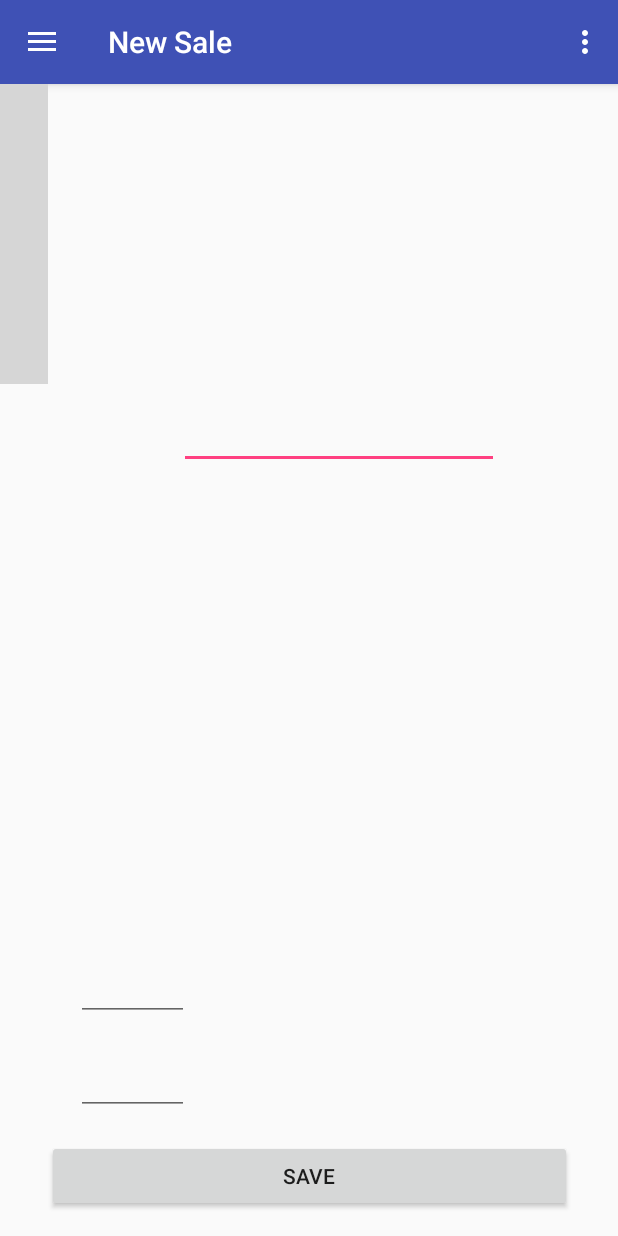
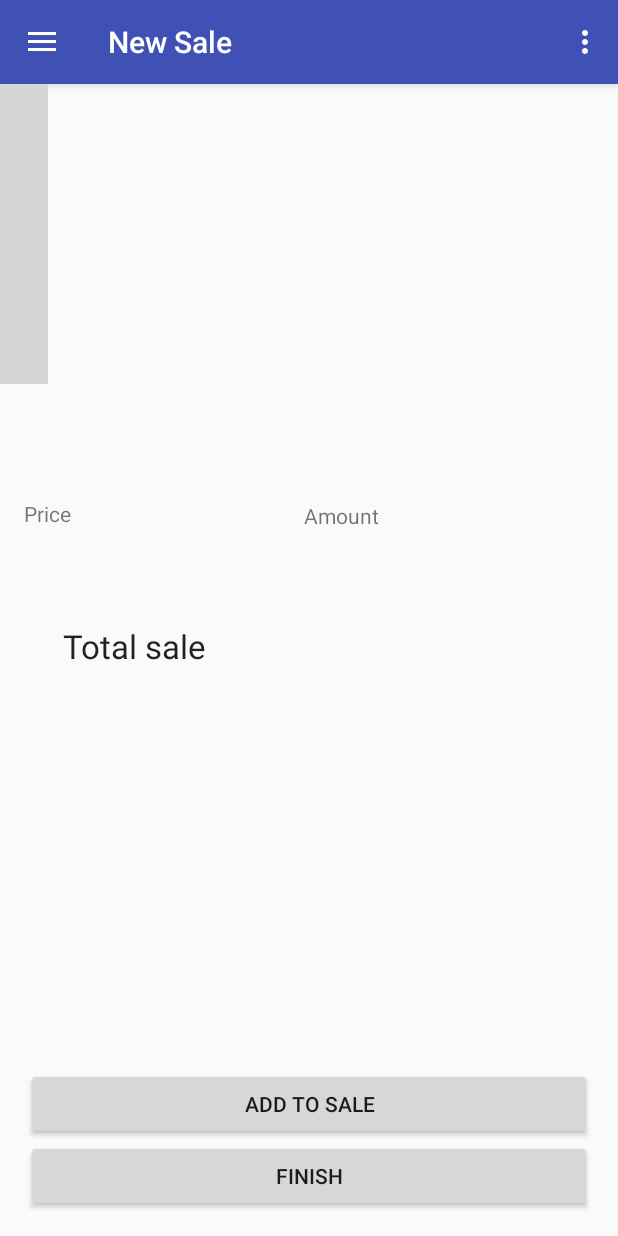
Before and after one commit to arun4fms/mobilerp-android, an Android app: the screen it shows after launch (MainActivity), after a tap on "Sales", on a phone screen of 412 x 824 dp. Run offline under Robolectric (Android 15) with nearby library versions, the phone set to English and light mode, and no system bars; our stand-ins replace Volley; libraries missing offline, so code that uses them is left out: com.journeyapps.barcodescanner; plain views replace DecoratedBarcodeView; 7 statements that could not run were skipped; 1 other tap on this screen came first; grey boxes are pictures that could not be loaded.

Commit message:
Sales fragment done. Still needs testing.

```diff
--- /dev/null
+++ b/app/src/main/java/com/mobilerp/pathwaysstudio/mobilerp/AdminFragment.java
@@ -0,0 +1,29 @@
+package com.mobilerp.pathwaysstudio.mobilerp;
+
+
+import android.os.Bundle;
+import android.support.v4.app.Fragment;
+import android.view.LayoutInflater;
+import android.view.View;
+import android.view.ViewGroup;
+
+
+/**
+ * A simple {@link Fragment} subclass.
+ */
+public class AdminFragment extends Fragment {
+
+
+    public AdminFragment() {
+        // Required empty public constructor
+    }
+
+
+    @Override
+    public View onCreateView(LayoutInflater inflater, ViewGroup container,
+                             Bundle savedInstanceState) {
+        // Inflate the layout for this fragment
+        return inflater.inflate(R.layout.fragment_admin, container, false);
+    }
+
+}
--- a/app/src/main/java/com/mobilerp/pathwaysstudio/mobilerp/SalesFragment.java
+++ b/app/src/main/java/com/mobilerp/pathwaysstudio/mobilerp/SalesFragment.java
@@ -1,13 +1,36 @@
 package com.mobilerp.pathwaysstudio.mobilerp;
 
 
+import android.content.Context;
 import android.os.Bundle;
 import android.support.annotation.Nullable;
 import android.support.v4.app.Fragment;
+import android.support.v7.widget.ButtonBarLayout;
+import android.support.v7.widget.Toolbar;
+import android.view.KeyEvent;
 import android.view.LayoutInflater;
 import android.view.View;
 import android.view.ViewGroup;
+import android.widget.Button;
+import android.widget.EditText;
+import android.widget.TextView;
+import android.widget.Toast;
 
+import com.android.volley.NetworkResponse;
+import com.android.volley.Request;
+import com.android.volley.VolleyError;
+import com.google.zxing.ResultPoint;
+import com.google.zxing.client.android.BeepManager;
+import com.journeyapps.barcodescanner.BarcodeCallback;
+import com.journeyapps.barcodescanner.BarcodeResult;
+import com.journeyapps.barcodescanner.DecoratedBarcodeView;
+import com.journeyapps.barcodescanner.camera.CameraSettings;
+
+import org.json.JSONArray;
+import org.json.JSONException;
+import org.json.JSONObject;
+
+import java.util.List;
 
 
 /**
@@ -15,16 +38,60 @@ import android.view.ViewGroup;
  */
 public class SalesFragment extends Fragment {
 
-
-    public SalesFragment() {
-        // Required empty public constructor
-    }
+    Context context;
+    boolean isNewProduct;
+    DecoratedBarcodeView barcodeView;
+    BeepManager beepManager;
+    String lastBarcode;
+    CameraSettings settings;
+    APIServer apiServer;
+    TextView tvName, tvAmount, tvSale, tvPrice;
+    Button btnAddSale, btnEndSale;
 
     @Override
     public void onViewCreated(View view, @Nullable Bundle savedInstanceState) {
         super.onViewCreated(view, savedInstanceState);
 
         getActivity().setTitle(R.string.new_sale);
+
+        // Camera settings
+        settings = new CameraSettings();
+        settings.setFocusMode(CameraSettings.FocusMode.MACRO);
+
+        //Barcode settings
+        barcodeView = (DecoratedBarcodeView) getView().findViewById(R.id.barcodePreview);
+        barcodeView.getBarcodeView().setCameraSettings(settings);
+        barcodeView.decodeContinuous(callback);
+
+        beepManager = new BeepManager(getActivity());
+
+        //Server init
+        apiServer = new APIServer(context);
+
+        // Init elements to display items
+        tvPrice = (TextView) getView().findViewById(R.id.tvPriceValue);
+        tvAmount = (TextView) getView().findViewById(R.id.tvAmountValue);
+        tvName = (TextView) getView().findViewById(R.id.tvName);
+        tvSale = (TextView) getView().findViewById(R.id.tvTotalSaleValue);
+
+        btnAddSale = (Button) getView().findViewById(R.id.addProduct);
+        btnEndSale= (Button) getView().findViewById(R.id.endSale);
+
+        btnAddSale.setOnClickListener(new View.OnClickListener() {
+            @Override
+            public void onClick(View v) {
+                addProduct();
+            }
+        });
+
+        btnEndSale.setOnClickListener(new View.OnClickListener() {
+            @Override
+            public void onClick(View v) {
+                endSale();
+            }
+        });
+
+        context = getContext();
     }
 
     @Override
@@ -34,4 +101,91 @@ public class SalesFragment extends Fragment {
         return inflater.inflate(R.layout.fragment_sales, container, false);
     }
 
+    private BarcodeCallback callback = new BarcodeCallback() {
+        @Override
+        public void barcodeResult(BarcodeResult result) {
+            if (result.getText() == null || result.getText().equals(lastBarcode)) {
+                return;
+            }
+
+            lastBarcode = result.getText();
+            barcodeView.setStatusText(lastBarcode);
+            beepManager.playBeepSoundAndVibrate();
+            findLastScannedProduct(result.getText());
+
+        }
+
+        @Override
+        public void possibleResultPoints(List<ResultPoint> resultPoints) {
+
+        }
+    };
+
+    private void addProduct(){
+        Toast.makeText(context, "Add Product", Toast.LENGTH_LONG).show();
+    }
+
+    private void endSale(){
+        Toast.makeText(context, "End Sale", Toast.LENGTH_LONG).show();
+    }
+
+    private void findLastScannedProduct(String barcode) {
+        apiServer.getResponse(Request.Method.GET, APIServer.BASE_URL + APIServer.FIND_PRODUCT + barcode, null, new VolleyCallback() {
+            @Override
+            public void onSuccessResponse(JSONObject result) {
+                isNewProduct = false;
+                try {
+                    JSONArray _itms = result.getJSONArray("mobilerp");
+                    JSONObject _itm = _itms.getJSONObject(0);
+                    tvName.setText(_itm.getString("name"));
+                    tvPrice.setText(_itm.getString("price"));
+                } catch (JSONException e) {
+                    Toast.makeText(context, R.string._404_not_found, Toast.LENGTH_LONG).show();
+                    e.printStackTrace();
+                }
+            }
+
+            @Override
+            public void onErrorResponse(VolleyError error) {
+                apiServer.genericErrors(error.networkResponse.statusCode);
+            }
+        });
+    }
+
+
+    private void cleanEntries(){
+        Toast.makeText(context, R.string.success, Toast.LENGTH_LONG).show();
+        tvName.setText("");
+        tvPrice.setText("");
+        tvSale.setText("");
+        tvAmount.setText("");
+    }
+
+    @Override
+    public void onResume() {
+        super.onResume();
+        barcodeView.resume();
+    }
+
+    @Override
+    public void onPause() {
+        super.onPause();
+        barcodeView.pause();
+    }
+
+    public void pause(View view) {
+        barcodeView.pause();
+    }
+
+    public void resume(View view) {
+        barcodeView.resume();
+    }
+
+    public void triggerScan(View view) {
+        barcodeView.decodeSingle(callback);
+    }
+
+    public SalesFragment() {
+        // Required empty public constructor
+    }
 }
--- a/app/src/main/res/layout/content_barcode_scanner.xml
+++ b/app/src/main/res/layout/content_barcode_scanner.xml
@@ -6,9 +6,7 @@
     xmlns:tools="http://schemas.android.com/tools"
     android:layout_width="match_parent"
     android:layout_height="match_parent"
-    app:layout_behavior="@string/appbar_scrolling_view_behavior"
-    tools:context="com.mobilerp.pathwaysstudio.mobilerp.BarcodeScanner"
-    tools:showIn="@layout/activity_barcode_scanner">
+    app:layout_behavior="@string/appbar_scrolling_view_behavior">
 
     <com.journeyapps.barcodescanner.DecoratedBarcodeView
         android:id="@+id/barcodePreview"
--- /dev/null
+++ b/app/src/main/res/layout/fragment_admin.xml
@@ -0,0 +1,13 @@
+<FrameLayout xmlns:android="http://schemas.android.com/apk/res/android"
+             xmlns:tools="http://schemas.android.com/tools"
+             android:layout_width="match_parent"
+             android:layout_height="match_parent"
+             tools:context="com.mobilerp.pathwaysstudio.mobilerp.AdminFragment">
+
+    <!-- TODO: Update blank fragment layout -->
+    <TextView
+        android:layout_width="match_parent"
+        android:layout_height="match_parent"
+        android:text="@string/hello_blank_fragment"/>
+
+</FrameLayout>
--- a/app/src/main/res/layout/fragment_sales.xml
+++ b/app/src/main/res/layout/fragment_sales.xml
@@ -1,69 +1,33 @@
-<!--<RelativeLayout xmlns:android="http://schemas.android.com/apk/res/android"-->
-             <!--xmlns:tools="http://schemas.android.com/tools"-->
-             <!--android:layout_width="match_parent"-->
-             <!--android:layout_height="match_parent"-->
-             <!--android:id="@+id/sales_fragment_layout"-->
-             <!--tools:context="com.mobilerp.pathwaysstudio.mobilerp.SalesFragment">-->
-
-    <android.support.constraint.ConstraintLayout
+<android.support.constraint.ConstraintLayout
     xmlns:android="http://schemas.android.com/apk/res/android"
     xmlns:app="http://schemas.android.com/apk/res-auto"
     xmlns:tools="http://schemas.android.com/tools"
     android:layout_width="match_parent"
     android:layout_height="match_parent"
-    app:layout_behavior="@string/appbar_scrolling_view_behavior"
-    tools:context="com.mobilerp.pathwaysstudio.mobilerp.BarcodeScanner"
-    tools:showIn="@layout/activity_barcode_scanner">
+    app:layout_behavior="@string/appbar_scrolling_view_behavior">
 
     <com.journeyapps.barcodescanner.DecoratedBarcodeView
         android:id="@+id/barcodePreview"
         android:layout_width="wrap_content"
         android:layout_height="200dp"
-        android:layout_marginTop="0dp"
         app:layout_constraintLeft_toLeftOf="parent"
         app:layout_constraintTop_toTopOf="parent"
         tools:layout_constraintLeft_creator="1"
         tools:layout_constraintTop_creator="1"/>
 
-    <EditText
-        android:id="@+id/etName"
+    <TextView
+        android:id="@+id/tvName"
         android:layout_width="wrap_content"
         android:layout_height="wrap_content"
-        android:layout_marginEnd="8dp"
-        android:layout_marginLeft="16dp"
-        android:layout_marginRight="8dp"
-        android:layout_marginStart="16dp"
         android:layout_marginTop="11dp"
         android:ems="10"
-        android:inputType="textPersonName"
-        app:layout_constraintHorizontal_bias="0.593"
+        app:layout_constraintHorizontal_bias="0.482"
         app:layout_constraintLeft_toLeftOf="parent"
         app:layout_constraintRight_toRightOf="parent"
         app:layout_constraintTop_toBottomOf="@+id/barcodePreview"
         tools:layout_constraintLeft_creator="1"
+        tools:layout_constraintRight_creator="1"
         tools:layout_constraintTop_creator="1"/>
-
-    <TextView
-        android:id="@+id/tvBarcode"
-        android:layout_width="wrap_content"
-        android:layout_height="wrap_content"
-        android:layout_marginBottom="212dp"
-        android:layout_marginLeft="16dp"
-        android:layout_marginStart="16dp"
-        app:layout_constraintBottom_toBottomOf="parent"
-        app:layout_constraintLeft_toLeftOf="parent"
-        tools:layout_constraintBottom_creator="1"
-        tools:layout_constraintLeft_creator="1"/>
-
-    <TextView
-        android:id="@+id/tvBarcodeValue"
-        android:layout_width="wrap_content"
-        android:layout_height="wrap_content"
-        android:layout_marginLeft="52dp"
-        android:layout_marginStart="52dp"
-        app:layout_constraintBaseline_toBaselineOf="@+id/tvBarcode"
-        app:layout_constraintLeft_toRightOf="@+id/tvBarcode"
-        tools:layout_constraintBaseline_creator="1"/>
 
     <TextView
         android:id="@+id/tvPrice"
@@ -71,65 +35,116 @@
         android:layout_height="wrap_content"
         android:layout_marginLeft="16dp"
         android:layout_marginStart="16dp"
-        android:layout_marginTop="31dp"
+        android:layout_marginTop="46dp"
+        android:text="@string/item_price"
         app:layout_constraintLeft_toLeftOf="parent"
-        app:layout_constraintTop_toBottomOf="@+id/tvBarcode"
-        tools:layout_constraintLeft_creator="1"
-        tools:layout_constraintTop_creator="1"/>
-
-    <EditText
-        android:id="@+id/etPrice"
-        android:layout_width="75dp"
-        android:layout_height="39dp"
-        android:layout_marginLeft="-17dp"
-        android:layout_marginStart="-17dp"
-        android:layout_marginTop="29dp"
-        android:ems="10"
-        android:inputType="numberDecimal"
-        app:layout_constraintLeft_toLeftOf="@+id/tvBarcodeValue"
-        app:layout_constraintTop_toBottomOf="@+id/tvBarcodeValue"
-        tools:layout_constraintLeft_creator="1"
-        tools:layout_constraintTop_creator="1"/>
-
-    <EditText
-        android:id="@+id/etTotal"
-        android:layout_width="75dp"
-        android:layout_height="39dp"
-        android:layout_marginLeft="-17dp"
-        android:layout_marginStart="-17dp"
-        android:layout_marginTop="92dp"
-        android:ems="10"
-        android:inputType="number"
-        app:layout_constraintLeft_toLeftOf="@+id/tvBarcodeValue"
-        app:layout_constraintTop_toBottomOf="@+id/tvBarcodeValue"
+        app:layout_constraintTop_toBottomOf="@+id/tvName"
         tools:layout_constraintLeft_creator="1"
         tools:layout_constraintTop_creator="1"/>
 
     <TextView
-        android:id="@+id/tvTotal"
+        android:id="@+id/tvPriceValue"
+        android:layout_width="77dp"
+        android:layout_height="36dp"
+        android:layout_marginLeft="28dp"
+        android:layout_marginTop="37dp"
+        android:ems="10"
+        app:layout_constraintLeft_toRightOf="@+id/tvPrice"
+        app:layout_constraintTop_toBottomOf="@+id/tvName"
+        tools:layout_constraintLeft_creator="1"
+        tools:layout_constraintTop_creator="1"/>
+
+    <TextView
+        android:id="@+id/tvAmount"
+        android:layout_width="75dp"
+        android:layout_height="39dp"
+        android:layout_marginLeft="28dp"
+        android:layout_marginTop="36dp"
+        android:ems="10"
+        app:layout_constraintLeft_toRightOf="@+id/tvAmountValue"
+        app:layout_constraintTop_toBottomOf="@+id/tvName"
+        tools:layout_constraintLeft_creator="1"
+        tools:layout_constraintTop_creator="1"/>
+
+    <TextView
+        android:id="@+id/tvAmountValue"
         android:layout_width="wrap_content"
         android:layout_height="wrap_content"
-        android:layout_marginLeft="16dp"
+        android:layout_marginLeft="50dp"
         android:layout_marginStart="16dp"
-        android:layout_marginTop="93dp"
-        app:layout_constraintLeft_toLeftOf="parent"
-        app:layout_constraintTop_toBottomOf="@+id/tvBarcode"
+        android:layout_marginTop="47dp"
+        android:text="@string/amount_items"
+        app:layout_constraintLeft_toRightOf="@+id/tvPriceValue"
+        app:layout_constraintTop_toBottomOf="@+id/tvName"
         tools:layout_constraintLeft_creator="1"
         tools:layout_constraintTop_creator="1"/>
 
     <Button
-        android:id="@+id/button"
-        android:layout_width="350dp"
+        android:id="@+id/addProduct"
+        android:layout_width="0dp"
         android:layout_height="wrap_content"
-        android:layout_marginBottom="16dp"
-        android:text="@string/save"
+        android:layout_marginBottom="64dp"
+        android:layout_marginEnd="17dp"
+        android:layout_marginLeft="17dp"
+        android:layout_marginRight="17dp"
+        android:layout_marginStart="17dp"
+        android:text="@string/add_to_sale"
         app:layout_constraintBottom_toBottomOf="parent"
         app:layout_constraintLeft_toLeftOf="parent"
+        app:layout_constraintRight_toRightOf="parent"
         tools:layout_constraintBottom_creator="1"
+        tools:layout_constraintLeft_creator="1"
+        tools:layout_constraintRight_creator="1"/>
+
+    <Button
+        android:id="@+id/endSale"
+        android:layout_width="0dp"
+        android:layout_height="wrap_content"
+        android:layout_marginEnd="17dp"
+        android:layout_marginLeft="17dp"
+        android:layout_marginRight="17dp"
+        android:layout_marginStart="17dp"
+        android:text="@string/finish"
+        app:layout_constraintLeft_toLeftOf="parent"
         app:layout_constraintRight_toRightOf="parent"
-        android:onClick="saveProduct"/>
+        app:layout_constraintTop_toBottomOf="@+id/addProduct"
+        tools:layout_constraintLeft_creator="1"
+        tools:layout_constraintRight_creator="1"
+        tools:layout_constraintTop_creator="1"/>
+
+    <TextView
+        android:id="@+id/tvTotalSale"
+        android:layout_width="wrap_content"
+        android:layout_height="wrap_content"
+        android:layout_marginLeft="42dp"
+        android:layout_marginStart="42dp"
+        android:text="@string/total_sale"
+        android:textAppearance="@style/TextAppearance.AppCompat.Large"
+        app:layout_constraintBottom_toBottomOf="@+id/tvTotalSaleValue"
+        app:layout_constraintLeft_toLeftOf="parent"
+        app:layout_constraintTop_toTopOf="@+id/tvTotalSaleValue"
+        tools:layout_constraintBottom_creator="1"
+        tools:layout_constraintLeft_creator="1"
+        tools:layout_constraintTop_creator="1"/>
+
+    <TextView
+        android:id="@+id/tvTotalSaleValue"
+        android:layout_width="wrap_content"
+        android:layout_height="wrap_content"
+        android:layout_marginEnd="33dp"
+        android:layout_marginLeft="33dp"
+        android:layout_marginRight="33dp"
+        android:layout_marginStart="33dp"
+        android:layout_marginTop="54dp"
+        android:textAppearance="@style/TextAppearance.AppCompat.Large"
+        app:layout_constraintLeft_toLeftOf="@+id/tvAmountValue"
+        app:layout_constraintRight_toRightOf="@+id/addProduct"
+        app:layout_constraintTop_toBottomOf="@+id/tvAmount"
+        tools:layout_constraintLeft_creator="1"
+        tools:layout_constraintRight_creator="1"
+        tools:layout_constraintTop_creator="1"/>
 
 </android.support.constraint.ConstraintLayout>
 
 
-<!--</RelativeLayout>-->
+    <!--</RelativeLayout>-->
```
